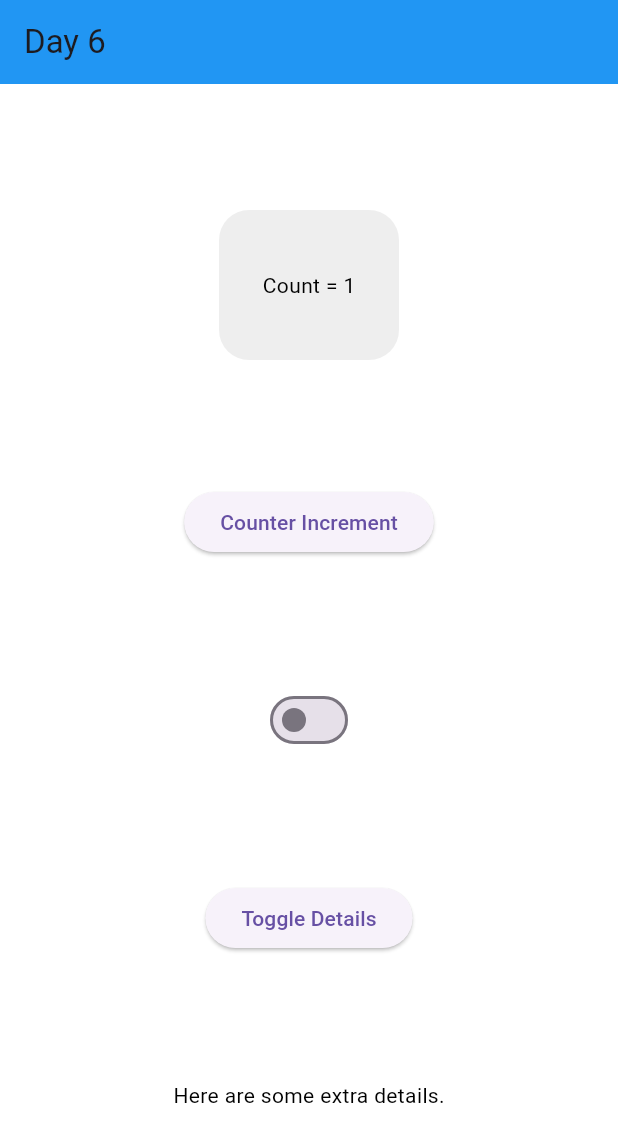
After one commit to sahilubale2510/Flutter_practice, a Flutter app: the screen it shows after launch, after a tap on "Counter Increment", after a tap on "Toggle Details", on a phone screen of 412 x 824 dp. The commit adds this screen. Shown: the top 1142 px of the screen. Run offline on Flutter 3.47's test engine with Material 3 defaults, Android fonts, the phone set to English and light mode, and no system bars.

Commit message:
Day 6 completed

```diff
--- a/lib/main.dart
+++ b/lib/main.dart
@@ -1,11 +1,11 @@
 import 'package:flutter/material.dart';
-import 'package:week1/pages/day4.dart';
+import 'package:week1/pages/day6.dart';
 
 void main() {
   runApp(
     MaterialApp(
       title: "Week 1",
-      home: day4_Page(),
+      home: Day6Page(),
       debugShowCheckedModeBanner: false,
     ),
   );
--- /dev/null
+++ b/lib/pages/day5.dart
@@ -0,0 +1,23 @@
+import 'package:flutter/material.dart';
+
+// ignore: camel_case_types
+class day5_Page extends StatelessWidget {
+  const day5_Page({super.key});
+
+  @override
+  Widget build(BuildContext context) {
+    return Scaffold(
+      appBar: AppBar(title: Text("Day 5"), backgroundColor: Colors.grey[200]),
+      body: Center(
+        child: Container(
+          height: 200,
+          width: 200,
+          decoration: BoxDecoration(
+            borderRadius: BorderRadius.circular(20),
+            color: Colors.amber,
+          ),
+        ),
+      ),
+    );
+  }
+}
--- /dev/null
+++ b/lib/pages/day6.dart
@@ -0,0 +1,155 @@
+import 'package:flutter/material.dart';
+
+class Day6Page extends StatefulWidget {
+  const Day6Page({super.key});
+
+  @override
+  State<Day6Page> createState() => _Day6PageState();
+}
+
+class _Day6PageState extends State<Day6Page> {
+  int count = 0;
+  bool isDarkMode = false;
+  bool showDetails = false;
+
+  void increment() {
+    setState(() {
+      count++;
+    });
+  }
+
+  void toggleDarkMode(bool value) {
+    if (value != isDarkMode) {
+      setState(() {
+        isDarkMode = value;
+      });
+    }
+  }
+
+  void toggleDetails() {
+    setState(() {
+      showDetails = !showDetails;
+    });
+  }
+
+  @override
+  Widget build(BuildContext context) {
+    final bgColor = isDarkMode ? Colors.black : Colors.white;
+    final textColor = isDarkMode ? Colors.white : Colors.black;
+    final boxColor = isDarkMode ? Colors.grey[800] : Colors.grey[200];
+
+    return Scaffold(
+      backgroundColor: bgColor,
+      appBar: AppBar(title: const Text("Day 6"), backgroundColor: Colors.blue),
+      body: Center(
+        child: Column(
+          mainAxisAlignment: MainAxisAlignment.spaceEvenly,
+          children: [
+            Container(
+              height: 100,
+              width: 120,
+              decoration: BoxDecoration(
+                color: boxColor,
+                borderRadius: BorderRadius.circular(20),
+              ),
+              child: Center(
+                child: Text(
+                  "Count = $count",
+                  style: TextStyle(color: textColor),
+                ),
+              ),
+            ),
+            ElevatedButton(
+              onPressed: increment,
+              child: const Text("Counter Increment"),
+            ),
+            Switch(value: isDarkMode, onChanged: toggleDarkMode),
+            ElevatedButton(
+              onPressed: toggleDetails,
+              child: const Text("Toggle Details"),
+            ),
+            if (showDetails)
+              Text(
+                "Here are some extra details.",
+                style: TextStyle(color: textColor),
+              ),
+          ],
+        ),
+      ),
+    );
+  }
+}
+
+// import 'package:flutter/material.dart';
+
+// // ignore: camel_case_types
+// class day6_Page extends StatefulWidget {
+//   const day6_Page({super.key});
+
+//   @override
+//   State<day6_Page> createState() => _day6_PageState();
+// }
+
+// // ignore: camel_case_types
+// class _day6_PageState extends State<day6_Page> {
+//   int count = 0;
+//   bool isDarkMode = false;
+//   bool showDetails = false;
+
+//   void increament() {
+//     setState(() {
+//       count++;
+//     });
+//   }
+
+//   @override
+//   Widget build(BuildContext context) {
+//     return Scaffold(
+//       appBar: AppBar(title: Text("Day 6"), backgroundColor: Colors.blue),
+//       body: Center(
+//         child: Column(
+//           mainAxisAlignment: MainAxisAlignment.spaceEvenly,
+//           children: [
+//             Container(
+//               height: 100,
+//               width: 120,
+//               decoration: BoxDecoration(
+//                 color: Colors.grey[200],
+//                 borderRadius: BorderRadius.circular(20),
+//               ),
+//               child: Padding(
+//                 padding: const EdgeInsets.all(16.0),
+//                 child: Center(child: Text("Count = $count")),
+//               ),
+//             ),
+//             ElevatedButton(
+//               onPressed: increament,
+//               child: Text("Counter Increment"),
+//             ),
+
+//             Switch(
+//               value: isDarkMode,
+//               onChanged: (value) {
+//                 setState(() {
+//                   isDarkMode = value;
+//                 });
+//               },
+//             ),
+
+//             // Text("Value of darkmode: $isDarkMode"),
+//             ElevatedButton(
+//               child: Text("Toggle Details"),
+//               onPressed: () {
+//                 setState(() {
+//                   showDetails = !showDetails;
+//                 });
+//               },
+//             ),
+//             // Text("Value of showDetails: $showDetails"),
+//             if (showDetails) Text("Here are some extra details."),
+//           ],
+//         ),
+//       ),
+//     );
+//   }
+// }
```
